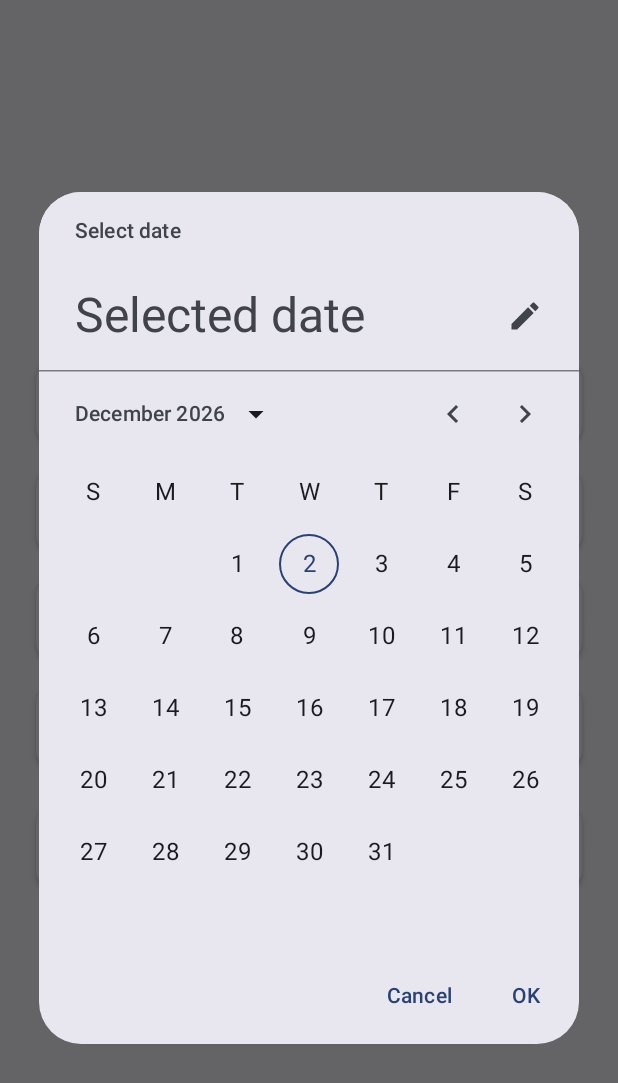
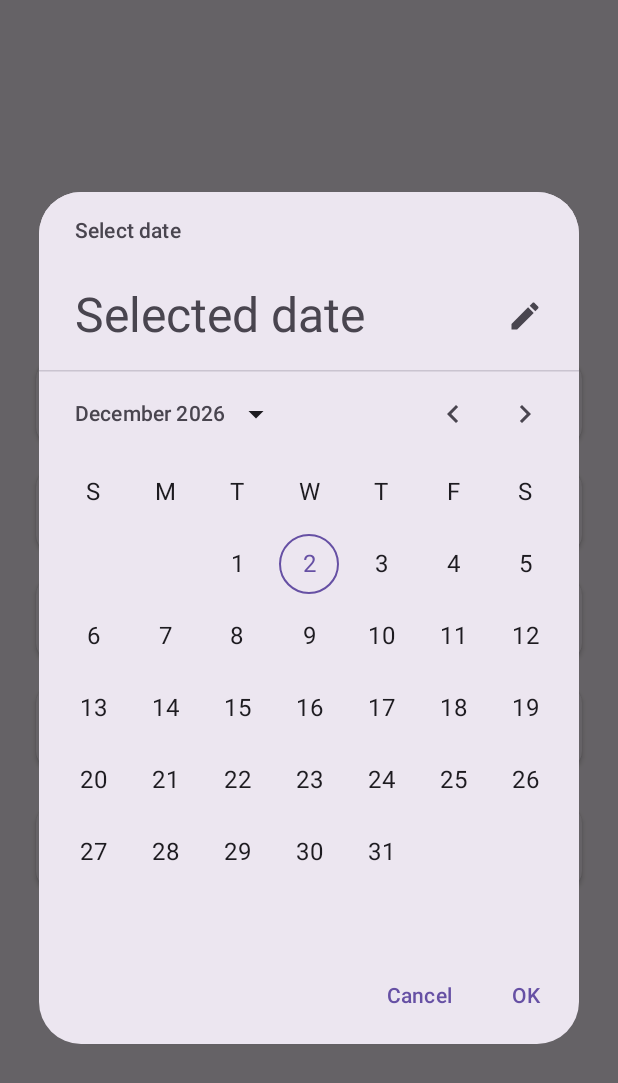
Before and after one commit to erendogan6/SeyahatAsistanim, an Android app built with Jetpack Compose: the screen it shows after launch (MainActivity), after a tap on "Kalkış Tarihi", on a phone screen of 412 x 824 dp. Shown: the top 1083 px of the screen. Run offline under Robolectric (Android 15) with nearby library versions, the phone set to English and light mode, and no system bars; our stand-ins replace Room's generated code.

Commit message:
feat(theme): simplify theme setup by removing dark and dynamic color schemes

```diff
--- a/app/src/main/java/com/erendogan6/seyahatasistanim/ui/MainActivity.kt
+++ b/app/src/main/java/com/erendogan6/seyahatasistanim/ui/MainActivity.kt
@@ -12,7 +12,7 @@ import androidx.compose.runtime.remember
 import androidx.compose.ui.Modifier
 import androidx.navigation.compose.rememberNavController
 import com.erendogan6.seyahatasistanim.ui.screens.appNavigation
-import com.erendogan6.seyahatasistanim.ui.theme.SeyahatAsistanımTheme
+import com.erendogan6.seyahatasistanim.ui.theme.seyahatAsistanimTheme
 import com.erendogan6.seyahatasistanim.ui.viewmodel.TravelViewModel
 import org.koin.androidx.compose.koinViewModel
 
@@ -20,7 +20,7 @@ class MainActivity : ComponentActivity() {
     override fun onCreate(savedInstanceState: Bundle?) {
         super.onCreate(savedInstanceState)
         setContent {
-            SeyahatAsistanımTheme {
+            seyahatAsistanimTheme {
                 val navController = rememberNavController()
                 val startDestination = remember { mutableStateOf("travelInfo") }
 
--- a/app/src/main/java/com/erendogan6/seyahatasistanim/ui/theme/Theme.kt
+++ b/app/src/main/java/com/erendogan6/seyahatasistanim/ui/theme/Theme.kt
@@ -1,54 +1,21 @@
 package com.erendogan6.seyahatasistanim.ui.theme
 
-import android.app.Activity
-import android.os.Build
-import androidx.compose.foundation.isSystemInDarkTheme
 import androidx.compose.material3.MaterialTheme
-import androidx.compose.material3.darkColorScheme
-import androidx.compose.material3.dynamicDarkColorScheme
-import androidx.compose.material3.dynamicLightColorScheme
 import androidx.compose.material3.lightColorScheme
 import androidx.compose.runtime.Composable
-import androidx.compose.ui.platform.LocalContext
-
-private val DarkColorScheme =
-    darkColorScheme(primary = Purple80,
-        secondary = PurpleGrey80,
-        tertiary = Pink80)
 
 private val LightColorScheme =
-    lightColorScheme(primary = Purple40,
+    lightColorScheme(
+        primary = Purple40,
         secondary = PurpleGrey40,
-        tertiary = Pink40
-
-        /* Other default colors to override
-    background = Color(0xFFFFFBFE),
-    surface = Color(0xFFFFFBFE),
-    onPrimary = Color.White,
-    onSecondary = Color.White,
-    onTertiary = Color.White,
-    onBackground = Color(0xFF1C1B1F),
-    onSurface = Color(0xFF1C1B1F),
-    */)
+        tertiary = Pink40,
+    )
 
 @Composable
-fun SeyahatAsistanımTheme(darkTheme: Boolean = isSystemInDarkTheme(),
-    // Dynamic color is available on Android 12+
-                          dynamicColor: Boolean = true,
-                          content: @Composable () -> Unit) {
-    val colorScheme =
-        when {
-            dynamicColor && Build.VERSION.SDK_INT >= Build.VERSION_CODES.S -> {
-                val context =
-                    LocalContext.current
-                if (darkTheme) dynamicDarkColorScheme(context) else dynamicLightColorScheme(context)
-            }
-
-            darkTheme                                                      -> DarkColorScheme
-            else                                                           -> LightColorScheme
-        }
-
-    MaterialTheme(colorScheme = colorScheme,
+fun seyahatAsistanimTheme(content: @Composable () -> Unit) {
+    MaterialTheme(
+        colorScheme = LightColorScheme,
         typography = Typography,
-        content = content)
+        content = content,
+    )
 }
```
